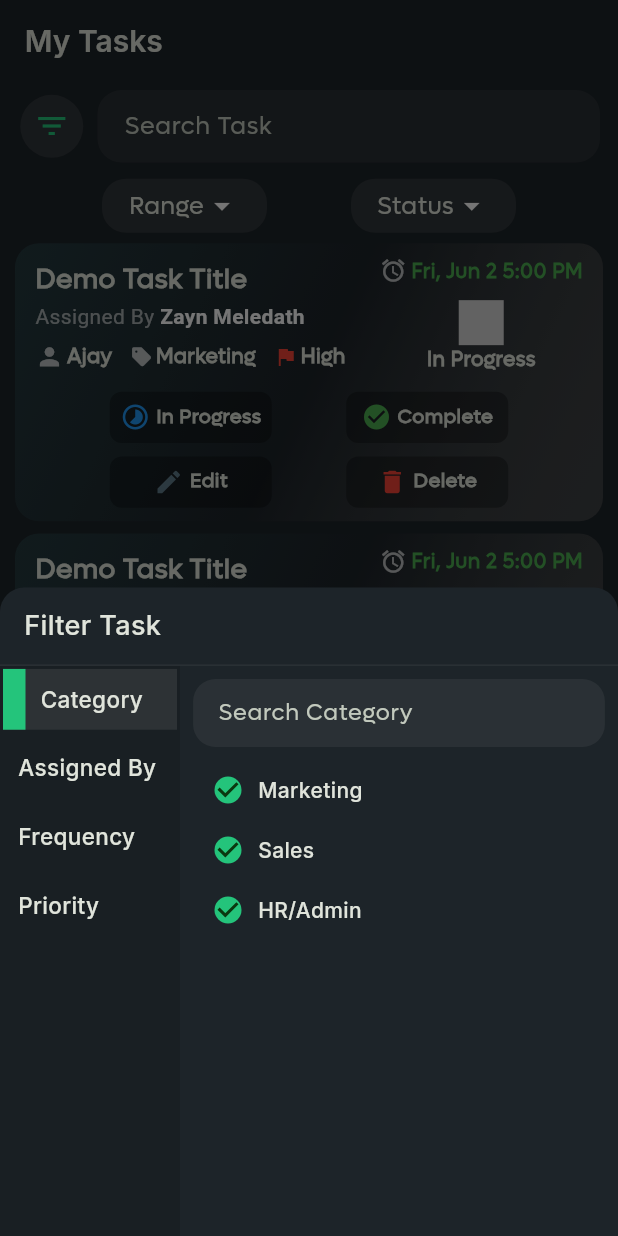
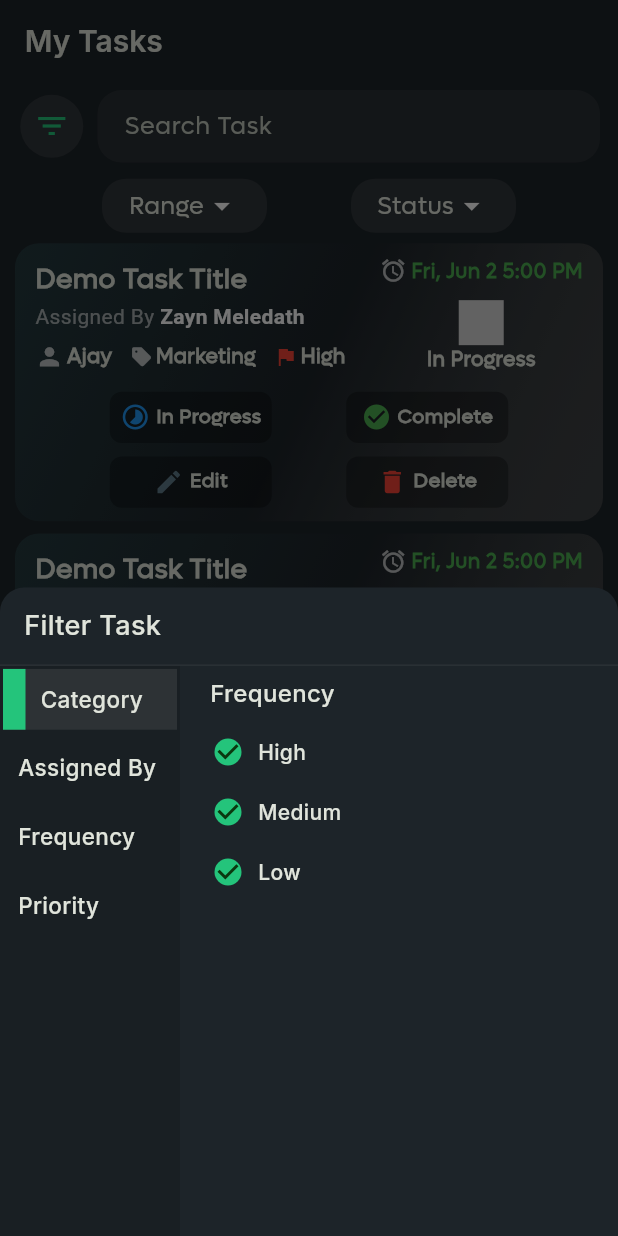
Before and after one commit to ZaynMeledath/turningpoint_tms, a Flutter app: the MyTasksScreen screen opened directly, after a tap on the "filter list" icon, on a phone screen of 412 x 824 dp. Run offline on Flutter 3.47's test engine with Material 3 defaults, Android fonts, the phone set to English and light mode, and no system bars; drawn by our look-alikes of flutter_animate; our stand-ins replace animated_bottom_navigation_bar, fl_chart, flutter_screenutil, get, google_fonts, lottie and 1 more.

Commit message:
Filter bottom sheet UI completed

```diff
--- a/lib/utils/widgets/name_letter_avatar.dart
+++ b/lib/utils/widgets/name_letter_avatar.dart
@@ -9,7 +9,8 @@ Widget nameLetterAvatar({
   double? circleDiameter,
 }) {
   final firstLetter = firstName.characters.first;
-  final secondLetter = lastName.characters.first;
+  final secondLetter =
+      lastName.trim().isNotEmpty ? lastName.characters.first : '';
 
   return Container(
     width: circleDiameter ?? 40.w,
--- a/lib/view/task_management/assign_task/assign_task_screen.dart
+++ b/lib/view/task_management/assign_task/assign_task_screen.dart
@@ -145,7 +145,7 @@ class _AssignTaskScreenState extends State<AssignTaskScreen>
                       duration: const Duration(milliseconds: 1000),
                       curve: Curves.elasticOut,
                     ),
-                SizedBox(height: 18.h),
+                SizedBox(height: 15.h),
                 repeatFrequencySection(
                   tasksController: tasksController,
                 ).animate().slideY(
--- a/lib/view/task_management/assign_task/segments/monthly_frequency_segment.dart
+++ b/lib/view/task_management/assign_task/segments/monthly_frequency_segment.dart
@@ -4,13 +4,13 @@ Widget monthlyFrequencySegment({required TasksController tasksController}) {
   const rowElementsCount = 8;
   return AnimatedOpacity(
     opacity: tasksController.scaleMonthly.value ? 1 : 0,
-    duration: const Duration(milliseconds: 300),
+    duration: const Duration(milliseconds: 400),
     child: AnimatedSlide(
       offset: tasksController.scaleMonthly.value
           ? const Offset(0, 0)
           : const Offset(0, -.1),
-      duration: const Duration(milliseconds: 800),
-      curve: Curves.bounceOut,
+      duration: const Duration(milliseconds: 1000),
+      curve: Curves.elasticOut,
       child: Container(
         padding: EdgeInsets.only(bottom: 8.h),
         decoration: BoxDecoration(
--- a/lib/view/task_management/assign_task/segments/priority_tab_bar.dart
+++ b/lib/view/task_management/assign_task/segments/priority_tab_bar.dart
@@ -45,9 +45,8 @@ Widget priorityTabBar({
           indicatorSize: TabBarIndicatorSize.tab,
           labelColor: Colors.black87,
           labelStyle: TextStyle(
-            fontSize: 14.sp,
+            fontSize: 16.sp,
             fontFamily: 'Lufga',
-            fontWeight: FontWeight.w500,
           ),
           unselectedLabelColor: Colors.white54,
           indicator: BoxDecoration(
--- a/lib/view/task_management/assign_task/segments/weekly_frequency_segment.dart
+++ b/lib/view/task_management/assign_task/segments/weekly_frequency_segment.dart
@@ -3,13 +3,13 @@ part of '../assign_task_screen.dart';
 Widget weeklyFrequencySegment({required TasksController tasksController}) {
   return AnimatedOpacity(
     opacity: tasksController.scaleWeekly.value ? 1 : 0,
-    duration: const Duration(milliseconds: 300),
+    duration: const Duration(milliseconds: 400),
     child: AnimatedSlide(
       offset: tasksController.scaleWeekly.value
           ? const Offset(0, 0)
           : const Offset(0, -.1),
-      duration: const Duration(milliseconds: 800),
-      curve: Curves.bounceOut,
+      duration: const Duration(milliseconds: 1000),
+      curve: Curves.elasticOut,
       child: Container(
         padding: EdgeInsets.only(bottom: 8.h),
         decoration: BoxDecoration(
--- a/lib/view/task_management/my_tasks/dialogs/segments/priority_filter_segment.dart
+++ b/lib/view/task_management/my_tasks/dialogs/segments/priority_filter_segment.dart
@@ -0,0 +1,55 @@
+part of '../../my_tasks_screen.dart';
+
+Widget priorityFilterSegment() {
+  final list = ['High', 'Medium', 'Low'];
+  return Expanded(
+    child: Column(
+      crossAxisAlignment: CrossAxisAlignment.start,
+      children: [
+        SizedBox(height: 8.h),
+        Padding(
+          padding: EdgeInsets.only(left: 20.w),
+          child: Text(
+            'Frequency',
+            style: GoogleFonts.inter(
+              fontSize: 16.sp,
+              fontWeight: FontWeight.w500,
+            ),
+          ),
+        ),
+        Expanded(
+          child: ListView.builder(
+            itemCount: 3,
+            padding: EdgeInsets.symmetric(
+              horizontal: 12.w,
+              vertical: 8.h,
+            ),
+            itemBuilder: (context, index) {
+              return Row(
+                children: [
+                  Checkbox.adaptive(
+                    value: true,
+                    visualDensity: VisualDensity.compact,
+                    fillColor:
+                        const WidgetStatePropertyAll(AppColor.themeGreen),
+                    shape: RoundedRectangleBorder(
+                      borderRadius: BorderRadius.circular(100),
+                    ),
+                    onChanged: (value) {},
+                  ),
+                  Text(
+                    list[index],
+                    style: GoogleFonts.inter(
+                      fontSize: 14.sp,
+                      fontWeight: FontWeight.w500,
+                    ),
+                  ),
+                ],
+              );
+            },
+          ),
+        ),
+      ],
+    ),
+  );
+}
--- a/lib/view/task_management/my_tasks/dialogs/show_filter_bottom_sheet.dart
+++ b/lib/view/task_management/my_tasks/dialogs/show_filter_bottom_sheet.dart
@@ -71,8 +71,16 @@ Future<Object?> showFilterBottomSheet({
                   ),
                 ),
 //--------------------Filter Value Part--------------------//
-                categoryFilterSegment(
-                    categorySearchController: categorySearchController),
+                // categoryFilterSegment(
+                //   categorySearchController: categorySearchController,
+                // ),
+
+                // assignedFilterSegment(
+                //     assignedSearchController: assignedSearchController,),
+
+                // frequencyFilterSegment(),
+
+                priorityFilterSegment(),
               ],
             ),
           ),
--- a/lib/view/task_management/my_tasks/my_tasks_screen.dart
+++ b/lib/view/task_management/my_tasks/my_tasks_screen.dart
@@ -7,6 +7,7 @@ import 'package:lottie/lottie.dart';
 import 'package:turning_point_tasks_app/constants/app_constants.dart';
 import 'package:turning_point_tasks_app/controller/user_controller.dart';
 import 'package:turning_point_tasks_app/utils/widgets/my_app_bar.dart';
+import 'package:turning_point_tasks_app/utils/widgets/name_letter_avatar.dart';
 import 'package:turning_point_tasks_app/view/login/login_screen.dart';
 
 part 'segments/filter_section.dart';
@@ -15,6 +16,9 @@ part 'segments/card_action_button.dart';
 part 'dialogs/show_filter_bottom_sheet.dart';
 part 'dialogs/segments/filter_item.dart';
 part 'dialogs/segments/category_filter_segment.dart';
+part 'dialogs/segments/assigned_filter_segment.dart';
+part 'dialogs/segments/frequency_filter_segment.dart';
+part 'dialogs/segments/priority_filter_segment.dart';
 
 class MyTasksScreen extends StatefulWidget {
   const MyTasksScreen({super.key});
@@ -52,7 +56,7 @@ class _MyTasksScreenState extends State<MyTasksScreen>
       ..forward();
     if (animationCounter < 2) {
       await Future.delayed(
-        const Duration(milliseconds: 1000),
+        const Duration(milliseconds: 1500),
       );
     } else {
       await Future.delayed(
--- a/lib/view/task_management/my_tasks/segments/card_action_button.dart
+++ b/lib/view/task_management/my_tasks/segments/card_action_button.dart
@@ -5,9 +5,29 @@ Widget cardActionButton({
   required IconData icon,
   required Color iconColor,
   required void Function()? onTap,
-}) =>
-    InkWell(
+}) {
+  Color splashColor = AppColor.themeGreen;
+
+  switch (title) {
+    case 'In Progress':
+      splashColor = Colors.blue;
+      break;
+
+    case 'Edit':
+      splashColor = Colors.blueGrey;
+      break;
+
+    case 'Delete':
+      splashColor = Colors.red;
+      break;
+
+    default:
+      break;
+  }
+
+  return InkWell(
     borderRadius: BorderRadius.circular(8),
+    splashColor: splashColor,
     onTap: onTap,
     child: Container(
       width: 108.w,
@@ -38,3 +58,4 @@ Widget cardActionButton({
       ),
     ),
   );
+}
--- a/lib/view/task_management/my_tasks/segments/task_card.dart
+++ b/lib/view/task_management/my_tasks/segments/task_card.dart
@@ -4,16 +4,12 @@ Widget taskCard({
   required AnimationController lottieController,
 }) {
   return Container(
-    // shape: RoundedRectangleBorder(
-    //   borderRadius: BorderRadius.circular(16),
-    // ),
     decoration: BoxDecoration(
       borderRadius: BorderRadius.circular(16),
       gradient: const LinearGradient(
         colors: [
           Color.fromRGBO(36, 58, 63, 1),
           Color.fromRGBO(29, 36, 41, 1),
-          // Color.fromRGBO(72, 72, 72, .3),
           Color.fromRGBO(90, 90, 90, .55),
         ],
         begin: Alignment.topLeft,
```
Also changed, not shown: lib/view/task_management/assign_task/segments/assign_to_and_category_segment.dart (+6 -6 lines), lib/view/task_management/assign_task/segments/repeat_frequency_section.dart (+19 -4 lines), lib/view/task_management/my_tasks/dialogs/segments/assigned_filter_segment.dart (+87 -0 lines), lib/view/task_management/my_tasks/dialogs/segments/frequency_filter_segment.dart (+55 -0 lines). Lines whose indentation alone changed are shown as unchanged.
